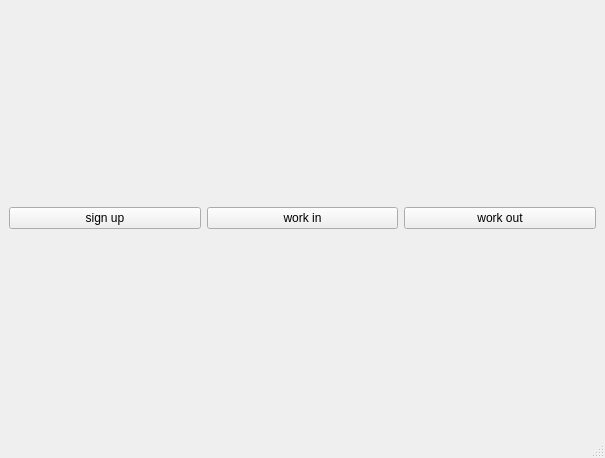
The window that device_src/src/mainwindow.ui (Leeeeeeeesojung/-time-and-attendance-management) describes before a commit, drawn with Qt 5.
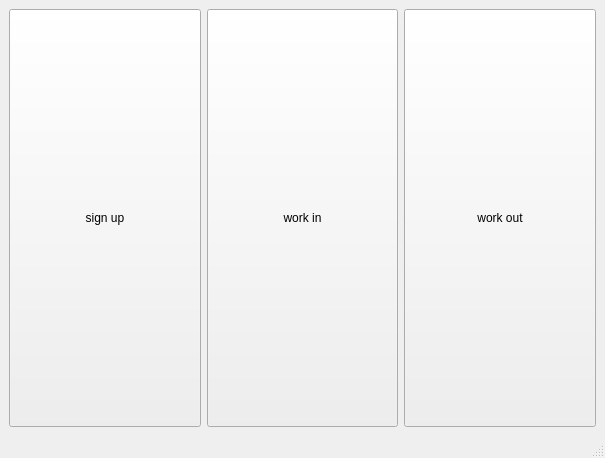
The same window after the commit.

Diff of the .ui file:
```diff
--- a/device_src/src/mainwindow.ui
+++ b/device_src/src/mainwindow.ui
@@ -17,6 +17,12 @@
    <layout class="QGridLayout" name="gridLayout">
     <item row="0" column="1">
      <widget class="QPushButton" name="pushButton_work_in">
+      <property name="sizePolicy">
+       <sizepolicy hsizetype="Minimum" vsizetype="Expanding">
+        <horstretch>0</horstretch>
+        <verstretch>0</verstretch>
+       </sizepolicy>
+      </property>
       <property name="text">
        <string>work in</string>
       </property>
@@ -24,6 +30,12 @@
     </item>
     <item row="0" column="0">
      <widget class="QPushButton" name="pushButton_signup">
+      <property name="sizePolicy">
+       <sizepolicy hsizetype="Minimum" vsizetype="Expanding">
+        <horstretch>0</horstretch>
+        <verstretch>0</verstretch>
+       </sizepolicy>
+      </property>
       <property name="text">
        <string>sign up</string>
       </property>
@@ -31,6 +43,12 @@
     </item>
     <item row="0" column="2">
      <widget class="QPushButton" name="pushButton_work_out">
+      <property name="sizePolicy">
+       <sizepolicy hsizetype="Minimum" vsizetype="Expanding">
+        <horstretch>0</horstretch>
+        <verstretch>0</verstretch>
+       </sizepolicy>
+      </property>
       <property name="text">
        <string>work out</string>
       </property>
```
Left out of the diff: 2 changed lines with no effect on the pictures.
